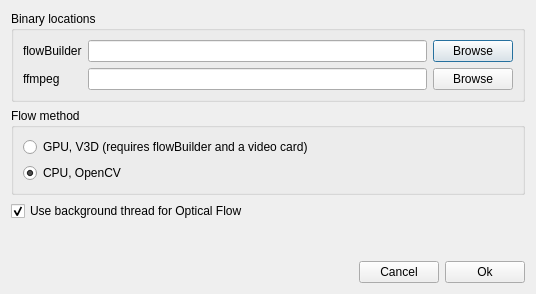
The window that src/slowmoVideo/slowmoUI/dialogues/preferencesDialog.ui (slowmoVideo/slowmoVideo) describes before a commit, drawn with Qt 5.
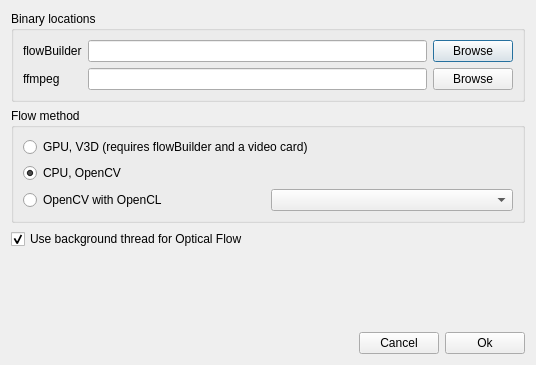
The same window after the commit.

Commit message: GUI support for OpenCL Todo: add optical flow in OpenCL

Diff of the .ui file:
```diff
--- a/src/slowmoVideo/slowmoUI/dialogues/preferencesDialog.ui
+++ b/src/slowmoVideo/slowmoUI/dialogues/preferencesDialog.ui
@@ -7,7 +7,7 @@
     <x>0</x>
     <y>0</y>
     <width>536</width>
-    <height>294</height>
+    <height>365</height>
    </rect>
   </property>
   <property name="windowTitle">
@@ -84,6 +84,20 @@
         </property>
        </widget>
       </item>
+      <item>
+       <layout class="QHBoxLayout" name="horizontalLayout_3">
+        <item>
+         <widget class="QRadioButton" name="methodOCL">
+          <property name="text">
+           <string>OpenCV with OpenCL</string>
+          </property>
+         </widget>
+        </item>
+        <item>
+         <widget class="QComboBox" name="ocl_device"/>
+        </item>
+       </layout>
+      </item>
      </layout>
     </widget>
    </item>
```
The commit also changes 2 other files.
